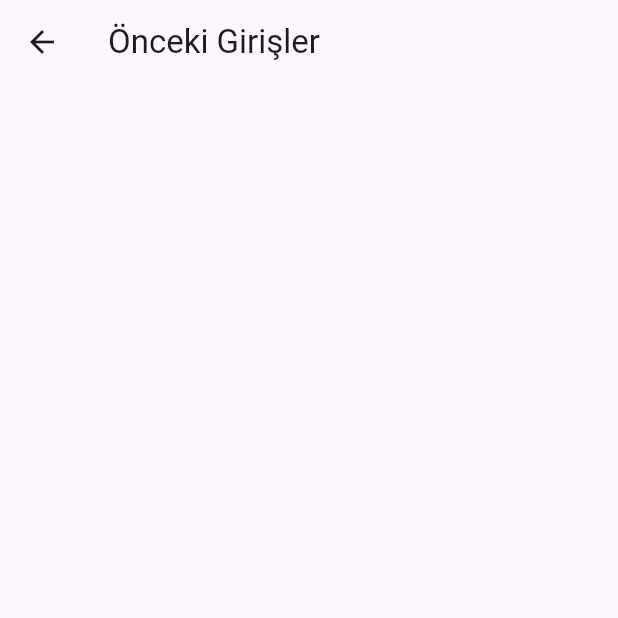
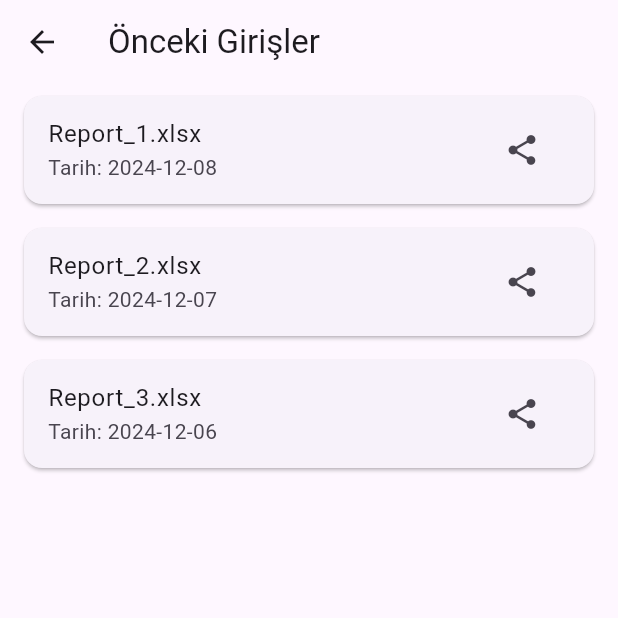
Before and after one commit to sarpsnbl/fa_reporter, a Flutter app: the PreviousDataView screen opened directly, on a phone screen of 412 x 824 dp, the top half of it. Run offline on Flutter 3.47's test engine with Material 3 defaults, Android fonts, the phone set to English and light mode, and no system bars; our stand-ins replace camera, image_picker, share_plus; missing offline and left inert: excel, google_mlkit_commons, google_mlkit_text_recognition; statements that could not run were skipped.

Commit message:
some changes and updates about frontend

```diff
--- /dev/null
+++ b/lib/data/mock_reports.dart
@@ -0,0 +1,5 @@
+final List<Map<String, String>> reports = [
+  {"date": "2024-12-08", "fileName": "Report_1.xlsx"},
+  {"date": "2024-12-07", "fileName": "Report_2.xlsx"},
+  {"date": "2024-12-06", "fileName": "Report_3.xlsx"},
+];
--- a/lib/widgets/data_entry/previous_data_view.dart
+++ b/lib/widgets/data_entry/previous_data_view.dart
@@ -1,17 +1,58 @@
+import 'dart:io';
 import 'package:flutter/material.dart';
+import 'package:excel/excel.dart';
+import 'package:path_provider/path_provider.dart';
+import 'package:share_plus/share_plus.dart';
+import 'package:fa_reporter/data/mock_reports.dart';
 
-class PreviousDataView extends StatefulWidget {
-  @override
-  _PreviousDataViewState createState() => _PreviousDataViewState();
-}
+class PreviousDataView extends StatelessWidget {
 
-class _PreviousDataViewState extends State<PreviousDataView> {
+  Future<File> _createExcelFile(String fileName) async {
+    var excel = Excel.createExcel();
+    var sheet = excel['Sheet1'];
+
+
+    sheet.appendRow([TextCellValue('File Name'), TextCellValue('Date')]);
+    sheet.appendRow([TextCellValue(fileName), TextCellValue(DateTime.now().toString())]);
+
+
+    Directory tempDir = await getTemporaryDirectory();
+    String filePath = '${tempDir.path}/$fileName.xlsx';
+    File file = File(filePath)
+      ..createSync(recursive: true)
+      ..writeAsBytesSync(excel.save()!);
+    return file;
+  }
+
+
+  Future<void> _shareReport(String fileName) async {
+    final file = await _createExcelFile(fileName);
+    Share.shareXFiles([XFile(file.path)], text: 'Here is the Excel file.');
+  }
+
   @override
   Widget build(BuildContext context) {
     return Scaffold(
       appBar: AppBar(
         title: Text("Önceki Girişler"),
-      )
+      ),
+      body: ListView.builder(
+        itemCount: reports.length,
+        itemBuilder: (context, index) {
+          var report = reports[index];
+          return Card(
+            margin: EdgeInsets.symmetric(vertical: 8, horizontal: 16),
+            child: ListTile(
+              title: Text(report["fileName"] ?? "No Name"),
+              subtitle: Text("Tarih: ${report["date"] ?? "No Date"}"),
+              trailing: IconButton(
+                icon: Icon(Icons.share),
+                onPressed: () => _shareReport(report["fileName"]!),
+              ),
+            ),
+          );
+        },
+      ),
     );
   }
 }
```
Also changed, not shown: lib/excel/excel_processor.dart (+10 -10 lines), lib/widgets/data_entry/data_entry_view.dart (+45 -36 lines), lib/widgets/data_entry/entry_confirmation_popup.dart (+6 -6 lines), lib/widgets/data_entry/previous_entries_view.dart (added, +16 -0 lines).
